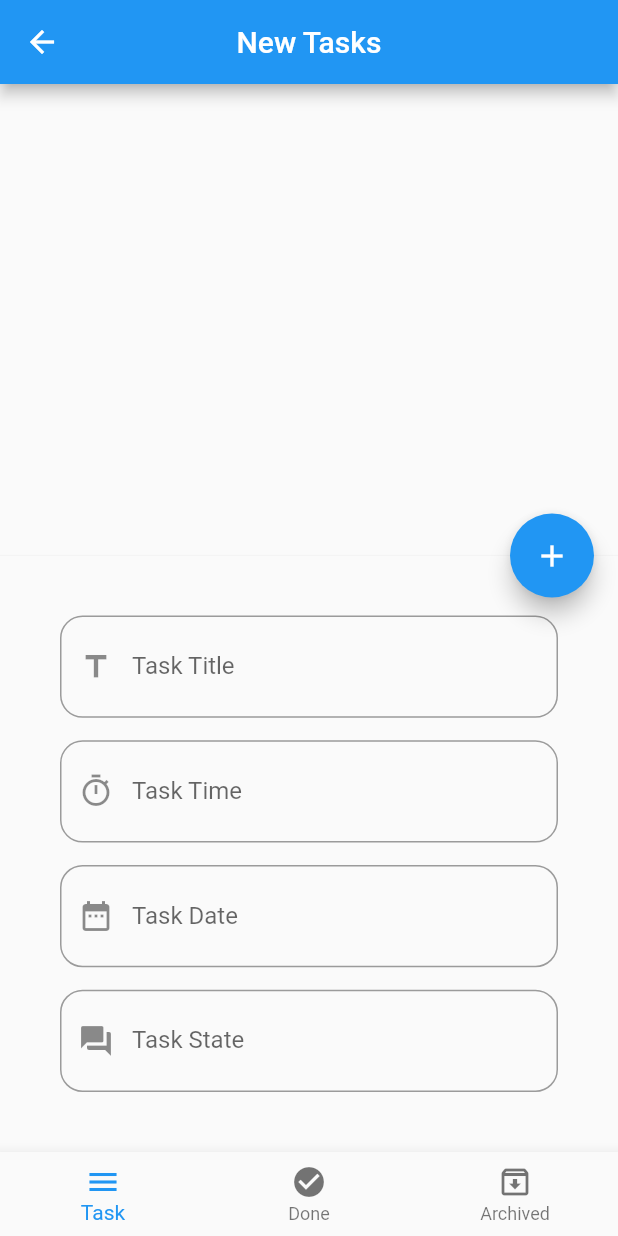
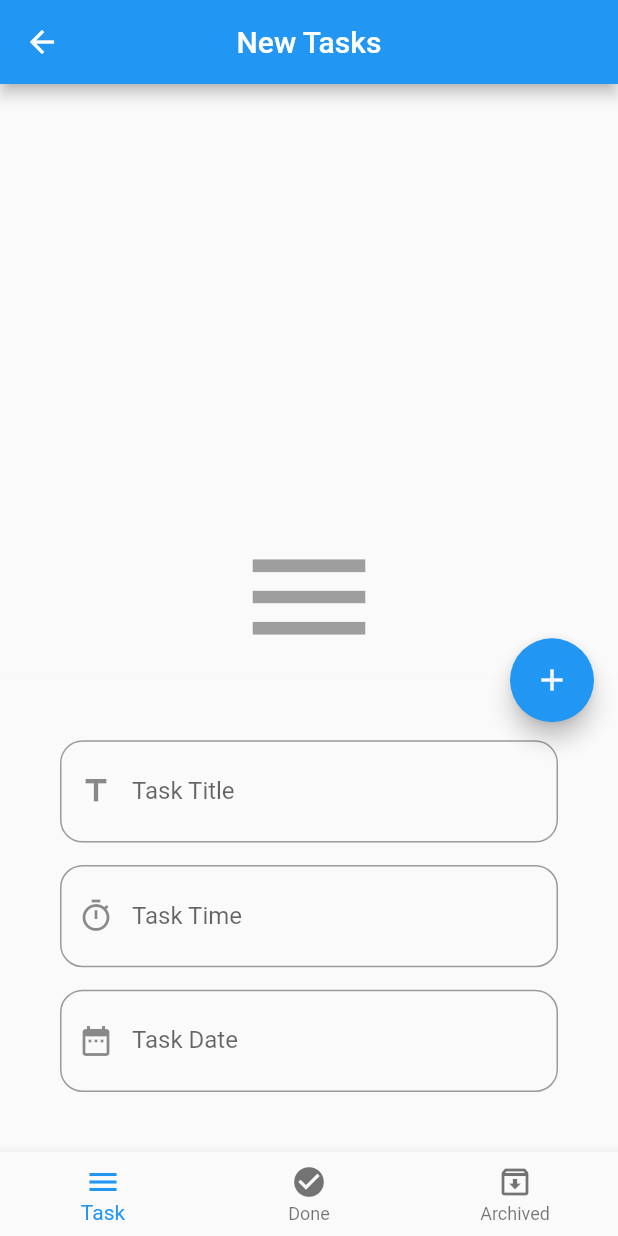
Before and after one commit to ahmedashraf722/FlutterApp, a Flutter app: the screen it shows after launch, after a tap on the "edit" icon, on a phone screen of 412 x 824 dp. Run offline on Flutter 3.47's test engine with Material 2 defaults, Android fonts, the phone set to English and light mode, and no system bars; our stand-ins replace bloc, flutter_bloc, sqflite; accounts and stored records are empty.

Commit message:
delete data with cubit and finished App

```diff
--- a/lib/layout/home_layout_bottom_bar.dart
+++ b/lib/layout/home_layout_bottom_bar.dart
@@ -18,8 +18,6 @@ class _HomeLayoutState extends State<HomeLayout> {
   var timeController = TextEditingController();
 
   var dateController = TextEditingController();
-
-  var stateController = TextEditingController();
 
   var scaffoldKey = GlobalKey<ScaffoldState>();
 
@@ -76,7 +74,6 @@ class _HomeLayoutState extends State<HomeLayout> {
                       title: titleController.text,
                       date: dateController.text,
                       time: timeController.text,
-                      state: stateController.text,
                     );
                   }
                 } else {
@@ -142,22 +139,6 @@ class _HomeLayoutState extends State<HomeLayout> {
                                         dateShow(ctx);
                                       },
                                     ),
-                                    const SizedBox(height: 15.0),
-                                    defaultFormFieldF(
-                                      controller: stateController,
-                                      type: TextInputType.text,
-                                      validate: (String? value) {
-                                        if (value!.isEmpty) {
-                                          return 'State must enter Data.';
-                                        }
-                                      },
-                                      label: 'Task State',
-                                      iconPrefix: Icons.question_answer,
-                                      onSubmit: () {},
-                                      suffixPress: () {},
-                                      onChanged: () {},
-                                      onTab: () {},
-                                    ),
                                   ],
                                 ),
                               ),
--- a/lib/modules/layout_new_tasks/new_tasks_screen.dart
+++ b/lib/modules/layout_new_tasks/new_tasks_screen.dart
@@ -13,8 +13,30 @@ class NewTasks extends StatelessWidget {
       listener: (context, state) {},
       builder: (context, state) {
         var tasks = AppCubit.get(context).newTasks;
-        return ListView.separated(
-          itemBuilder: (context, index) => listTasksItem(tasks[index], context),
+        return tasks.isEmpty
+            ? Center(
+                child: Column(
+                  mainAxisAlignment: MainAxisAlignment.center,
+                  children: const [
+                    Icon(
+                      Icons.menu,
+                      size: 100,
+                      color: Colors.grey,
+                    ),
+                    SizedBox(height: 5),
+                    Text(
+                      'no Tasks yet ,please enter tasks',
+                      style: TextStyle(
+                        fontWeight: FontWeight.bold,
+                        fontSize: 20,
+                      ),
+                    ),
+                  ],
+                ),
+              )
+            : ListView.separated(
+                itemBuilder: (context, index) =>
+                    listTasksItem(tasks[index], context),
                 separatorBuilder: (context, index) => Padding(
                   padding: const EdgeInsets.symmetric(horizontal: 12.0),
                   child: Container(
--- a/lib/shared/cubits/cubits.dart
+++ b/lib/shared/cubits/cubits.dart
@@ -76,11 +76,10 @@ class AppCubit extends Cubit<AppStates> {
     String? title,
     String? date,
     String? time,
-    String? state,
   }) async {
     await database
         .rawInsert(
-            'INSERT INTO tasks (title,date,time,state) VALUES("$title","$date","$time","$state")')
+            'INSERT INTO tasks (title,date,time,state) VALUES("$title","$date","$time","new")')
         .then((value) {
       print('$value inserted successfully');
       emit(AppInsertDatabaseState());
@@ -123,4 +122,11 @@ class AppCubit extends Cubit<AppStates> {
       emit(AppUpdateDatabaseState());
     });
   }
+
+  void deleteData({int? id}) async {
+    database.rawDelete('DELETE FROM tasks WHERE id = ?', [id]).then((value) {
+      getDataFromDatabase(database);
+      emit(AppDeleteDataFromDatabaseState());
+    });
+  }
 }
--- a/lib/shared/cubits/state.dart
+++ b/lib/shared/cubits/state.dart
@@ -14,4 +14,6 @@ class AppGetDataFromDatabaseState extends AppStates {}
 
 class AppUpdateDatabaseState extends AppStates {}
 
+class AppDeleteDataFromDatabaseState extends AppStates {}
+
 class AppChangeBottomSheetState extends AppStates {}
```
Also changed, not shown: lib/modules/layout_new_archived/news_archived_screen.dart (+24 -2 lines), lib/modules/layout_new_done/news_done_screen.dart (+20 -1 lines), lib/shared/components/components.dart (+9 -2 lines). Lines whose indentation alone changed are shown as unchanged.
